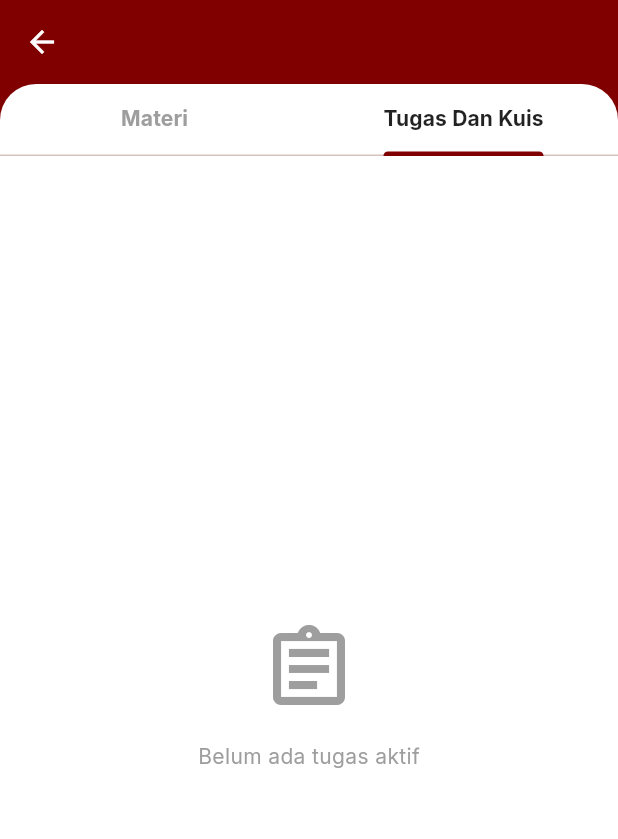
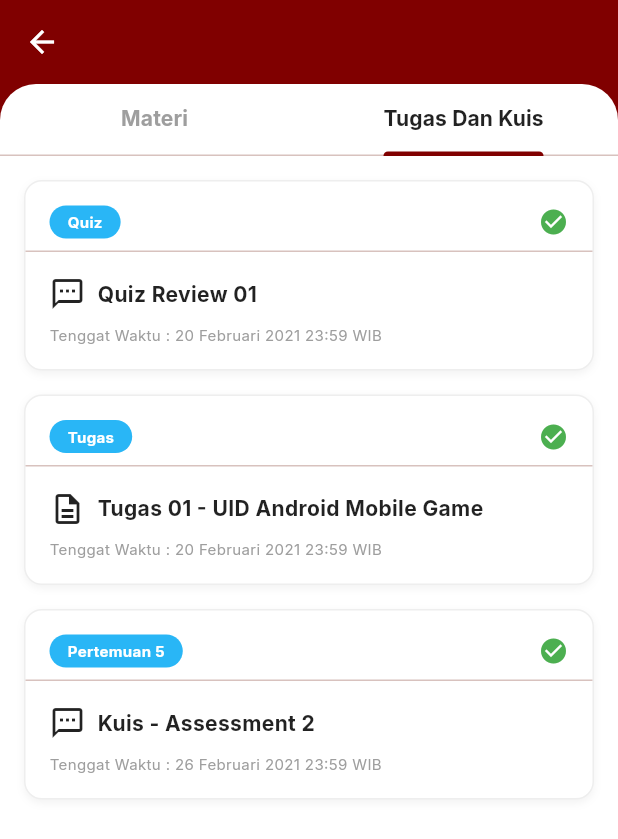
Before and after one commit to andikasanjaya9157364-alt/Sistem-Manajemen-Pembelajaran-Aplikasi-1, a Flutter app: the CourseDetailScreen screen opened directly with empty values, tab 2 chosen, on a phone screen of 412 x 824 dp. Shown: the top 839 px of the screen. Run offline on Flutter 3.47's test engine with Material 3 defaults, Android fonts, the phone set to English and light mode, and no system bars; our stand-ins replace google_fonts, image_picker.

Commit message:
mengimplementasikan tombol tuas dan kuis

```diff
--- a/lib/screens/course_detail_screen.dart
+++ b/lib/screens/course_detail_screen.dart
@@ -185,7 +185,7 @@ class _CourseDetailScreenState extends State<CourseDetailScreen> with SingleTick
               borderRadius: BorderRadius.circular(12),
               boxShadow: [
                 BoxShadow(
-                  color: Colors.black.withOpacity(0.05),
+                  color: Colors.black.withValues(alpha: 0.05),
                   blurRadius: 4,
                   offset: const Offset(0, 2),
                 ),
@@ -259,15 +259,120 @@ class _CourseDetailScreenState extends State<CourseDetailScreen> with SingleTick
   }
 
   Widget _buildTugasTab() {
-    return Center(
-      child: Column(
-        mainAxisAlignment: MainAxisAlignment.center,
-        children: const [
-          Icon(Icons.assignment_outlined, size: 64, color: Colors.grey),
-          SizedBox(height: 16),
-          Text('Belum ada tugas aktif', style: TextStyle(color: Colors.grey)),
-        ],
-      ),
+    final List<Map<String, dynamic>> assignments = [
+      {
+        'type': 'Quiz',
+        'title': 'Quiz Review 01',
+        'deadline': 'Tenggat Waktu : 20 Februari 2021 23:59 WIB',
+        'completed': true,
+      },
+      {
+        'type': 'Tugas',
+        'title': 'Tugas 01 - UID Android Mobile Game',
+        'deadline': 'Tenggat Waktu : 20 Februari 2021 23:59 WIB',
+        'completed': true,
+      },
+      {
+        'type': 'Pertemuan 5',
+        'title': 'Kuis - Assessment 2',
+        'deadline': 'Tenggat Waktu : 26 Februari 2021 23:59 WIB',
+        'completed': true,
+      },
+    ];
+
+    return ListView.builder(
+      padding: const EdgeInsets.all(16),
+      itemCount: assignments.length,
+      itemBuilder: (context, index) {
+        final item = assignments[index];
+        return Container(
+          margin: const EdgeInsets.only(bottom: 16),
+          decoration: BoxDecoration(
+            color: Colors.white,
+            borderRadius: BorderRadius.circular(12),
+            boxShadow: [
+              BoxShadow(
+                color: Colors.black.withValues(alpha: 0.05),
+                blurRadius: 4,
+                offset: const Offset(0, 2),
+              ),
+            ],
+            border: Border.all(color: Colors.grey[200]!),
+          ),
+          child: Column(
+            crossAxisAlignment: CrossAxisAlignment.start,
+            children: [
+              // Header Row: Badge and Check Icon
+              Padding(
+                padding: const EdgeInsets.fromLTRB(16, 16, 16, 8),
+                child: Row(
+                  mainAxisAlignment: MainAxisAlignment.spaceBetween,
+                  children: [
+                    Container(
+                      padding: const EdgeInsets.symmetric(horizontal: 12, vertical: 4),
+                      decoration: BoxDecoration(
+                        color: Colors.lightBlue[400],
+                        borderRadius: BorderRadius.circular(12),
+                      ),
+                      child: Text(
+                        item['type'],
+                        style: const TextStyle(color: Colors.white, fontSize: 10, fontWeight: FontWeight.bold),
+                      ),
+                    ),
+                    const Icon(
+                      Icons.check_circle,
+                      color: Colors.green,
+                      size: 20,
+                    ),
+                  ],
+                ),
+              ),
+
+              const Divider(height: 1),
+
+              // Content
+              Padding(
+                padding: const EdgeInsets.all(16),
+                child: Column(
+                  crossAxisAlignment: CrossAxisAlignment.start,
+                  children: [
+                    Row(
+                      children: [
+                        Icon(
+                          item['type'] == 'Quiz' || item['title'].contains('Kuis')
+                              ? Icons.textsms_outlined
+                              : Icons.description_outlined,
+                          size: 24,
+                          color: Colors.black87,
+                        ),
+                        const SizedBox(width: 8),
+                        Expanded(
+                          child: Text(
+                            item['title'],
+                            style: const TextStyle(
+                              fontWeight: FontWeight.bold,
+                              fontSize: 14,
+                              color: Colors.black87,
+                            ),
+                          ),
+                        ),
+                      ],
+                    ),
+                    const SizedBox(height: 8),
+                    Text(
+                      item['deadline'],
+                      style: TextStyle(
+                        fontSize: 10,
+                        color: Colors.grey[500],
+                      ),
+                    ),
+                  ],
+                ),
+              ),
+            ],
+          ),
+        );
+      },
     );
   }
 }
--- a/lib/screens/dashboard_screen.dart
+++ b/lib/screens/dashboard_screen.dart
@@ -20,15 +20,7 @@ class _DashboardScreenState extends State<DashboardScreen> {
   int _selectedIndex = 0;
 
   // Course data reused for the Home tab summary
-  final List<Map<String, dynamic>> _courses = const [
-    {'title': 'Desain Tampilan & Pengalaman Pengguna (UI/UX)', 'progress': 0.75},
-    {'title': 'Kewarganegaraan', 'progress': 1.0},
-    {'title': 'Sistem Operasi', 'progress': 0.45},
-    {'title': 'Pemrograman Perangkat Bergerak Multimedia', 'progress': 0.30},
-    {'title': 'Bahasa Inggris: Bisnis dan Ilmiah', 'progress': 0.60},
-    {'title': 'Pemrograman Multimedia Interaktif', 'progress': 0.10},
-    {'title': 'Olah Raga', 'progress': 0.90},
-  ];
+
 
   /*
      We will define the pages here.
@@ -173,7 +165,7 @@ class _DashboardScreenState extends State<DashboardScreen> {
                   borderRadius: BorderRadius.circular(20),
                   boxShadow: [
                     BoxShadow(
-                      color: Colors.black.withOpacity(0.1),
+                      color: Colors.white.withValues(alpha: 0.1),
                       blurRadius: 10,
                       offset: const Offset(0, 4),
                     ),
--- a/lib/screens/login_screen.dart
+++ b/lib/screens/login_screen.dart
@@ -71,7 +71,7 @@ class _LoginScreenState extends State<LoginScreen> {
                           shape: BoxShape.circle,
                           boxShadow: [
                             BoxShadow(
-                              color: Colors.black.withOpacity(0.15),
+                              color: Colors.black.withValues(alpha: 0.1),
                               blurRadius: 10,
                               offset: const Offset(0, 5),
                             ),
--- a/lib/screens/my_courses_screen.dart
+++ b/lib/screens/my_courses_screen.dart
@@ -1,5 +1,5 @@
 import 'package:flutter/material.dart';
-import 'package:learning_management_system/theme.dart';
+
 import 'package:learning_management_system/screens/course_detail_screen.dart';
 
 class MyCoursesScreen extends StatelessWidget {
--- a/lib/screens/notifications_screen.dart
+++ b/lib/screens/notifications_screen.dart
@@ -1,6 +1,6 @@
 import 'package:flutter/material.dart';
-import 'package:learning_management_system/theme.dart';
-import 'notification_detail_screen.dart';
+
+
 
 class NotificationsScreen extends StatelessWidget {
   const NotificationsScreen({super.key});
--- a/lib/screens/profile_screen.dart
+++ b/lib/screens/profile_screen.dart
@@ -1,7 +1,7 @@
 import 'package:flutter/material.dart';
 import 'package:learning_management_system/theme.dart';
 import 'package:image_picker/image_picker.dart';
-import 'package:flutter/foundation.dart' show kIsWeb;
+
 
 class ProfileScreen extends StatefulWidget {
   final XFile? currentImage;
@@ -187,7 +187,7 @@ class _ProfileScreenState extends State<ProfileScreen> {
                     borderRadius: BorderRadius.circular(16),
                     boxShadow: [
                       BoxShadow(
-                        color: Colors.black.withOpacity(0.1),
+                        color: Colors.black.withValues(alpha: 0.1),
                         blurRadius: 10,
                         offset: const Offset(0, 5),
                       ),
--- a/lib/screens/session_detail_screen.dart
+++ b/lib/screens/session_detail_screen.dart
@@ -1,5 +1,5 @@
 import 'package:flutter/material.dart';
-import 'package:learning_management_system/theme.dart';
+
 
 class SessionDetailScreen extends StatefulWidget {
   final String title;
@@ -120,7 +120,7 @@ class _SessionDetailScreenState extends State<SessionDetailScreen> with SingleTi
             border: Border.all(color: Colors.grey[200]!),
             boxShadow: [
               BoxShadow(
-                color: Colors.black.withOpacity(0.03),
+                color: Colors.black.withValues(alpha: 0.03),
                 blurRadius: 2,
                 offset: const Offset(0, 2),
               ),
--- a/lib/theme.dart
+++ b/lib/theme.dart
@@ -14,7 +14,7 @@ class CeLOETheme {
         seedColor: primaryColor,
         primary: primaryColor,
         secondary: accentColor,
-        background: scaffoldBackgroundColor,
+        surface: scaffoldBackgroundColor,
       ),
       scaffoldBackgroundColor: scaffoldBackgroundColor,
       textTheme: GoogleFonts.interTextTheme(),
```
